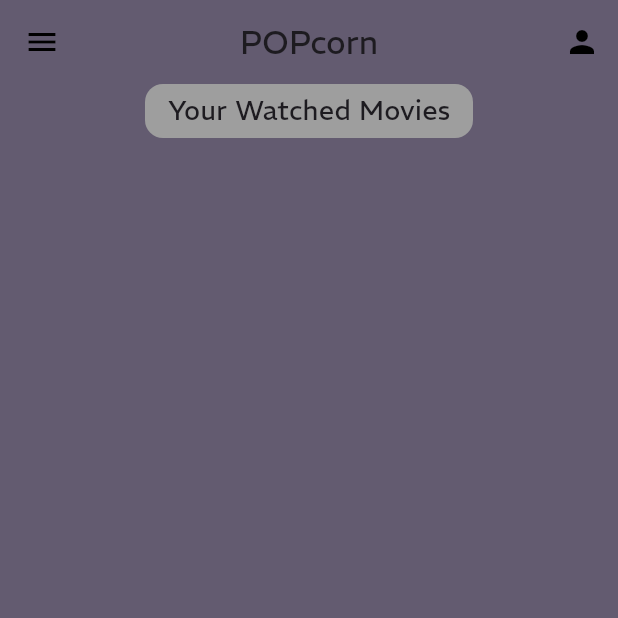
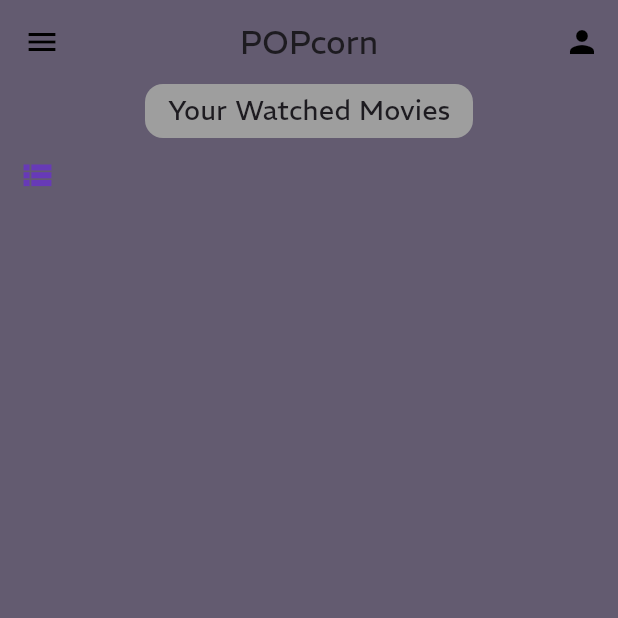
Before and after one commit to MDPater/POPcorn, a Flutter app: the WatchedScreen screen opened directly, on a phone screen of 412 x 824 dp, the top half of it. Run offline on Flutter 3.47's test engine with Material 3 defaults, Android fonts, the phone set to English and light mode, and no system bars; our stand-ins replace flutter_rating_bar, hive, hive_flutter; missing offline and left inert: tmdb_api; accounts and stored records are empty.

Commit message:
Small code fixes and formatting

```diff
--- a/lib/screens/movie_description/detail_movie_description.dart
+++ b/lib/screens/movie_description/detail_movie_description.dart
@@ -1,5 +1,3 @@
-import 'dart:collection';
-
 import 'package:flutter/material.dart';
 import 'package:popcorn/model/need_to_watch/needtowatch.dart';
 import 'package:popcorn/screens/watched/watched_bottomsheet.dart';
--- a/lib/screens/need_to_watch/needtowatch_screen.dart
+++ b/lib/screens/need_to_watch/needtowatch_screen.dart
@@ -89,7 +89,10 @@ class _NeedToWatchState extends State<NeedToWatch> {
               height: 50,
               width: 50,
               child: IconButton(
-                  onPressed: () {},
+                  onPressed: () {
+                    //implement random suggestion feature
+
+                  },
                   icon: const Icon(
                     Icons.watch,
                     color: Colors.deepPurple,
--- a/lib/screens/watched/watched_screen.dart
+++ b/lib/screens/watched/watched_screen.dart
@@ -71,6 +71,20 @@ class _Watched_ScreenState extends State<WatchedScreen> {
             ),
           ),
         ),
+        SizedBox(
+              height: 50,
+              width: 50,
+              child: IconButton(
+                icon: const Icon(
+                  Icons.view_list,
+                  color: Colors.deepPurple,
+                  size: 25,
+                ),
+                onPressed: () {
+                  //Filter list by different criteria
+                },
+              ),
+            ),
         const Padding(padding: EdgeInsets.only(top: 10)),
         SizedBox(
           height: MediaQuery.of(context).size.height - 140,
```
